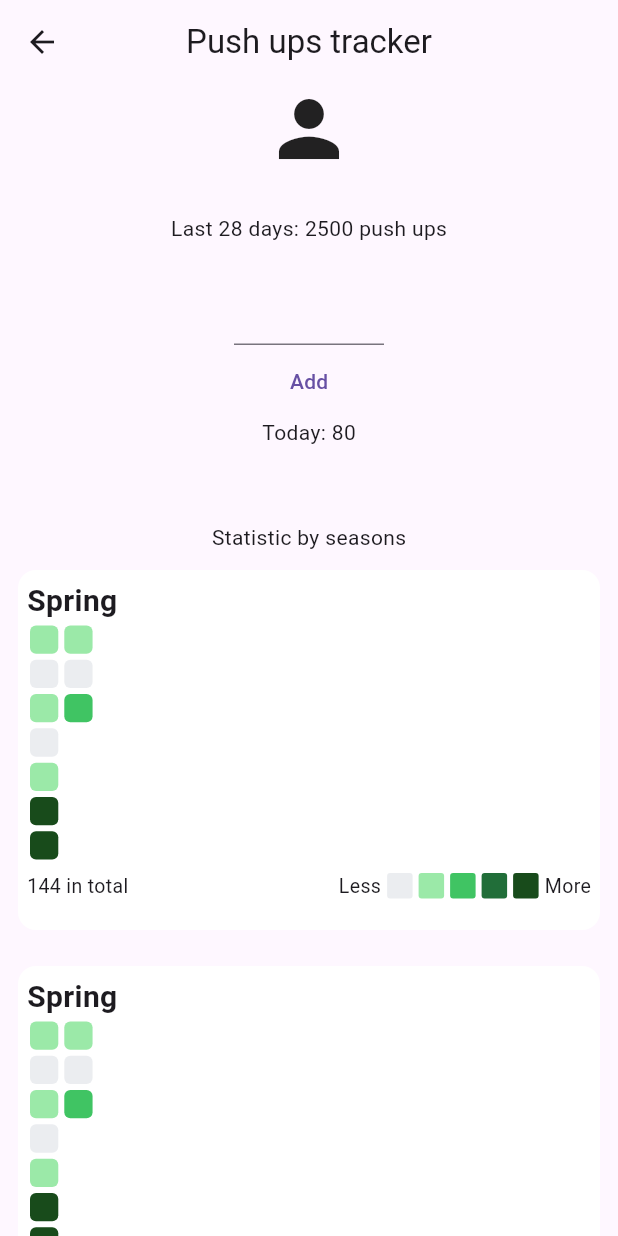
After one commit to Yudnikov-Leonid/PushUpsTracker, a Flutter app: the HomePage screen opened directly, on a phone screen of 412 x 824 dp. The commit adds this screen. Run offline on Flutter 3.47's test engine with Material 3 defaults, Android fonts, the phone set to English and light mode, and no system bars; our stand-ins replace auth_buttons, firebase_auth, firebase_core, flutter_bloc, google_sign_in; accounts and stored records are empty; network calls fail.

Commit message:
ui like github

```diff
--- /dev/null
+++ b/lib/core/colors.dart
@@ -0,0 +1,9 @@
+import 'dart:ui';
+
+class AppColors {
+  static const Color oneLevelColor = Color.fromARGB(255, 235, 237, 240);
+  static const Color twoLevelColor = Color.fromARGB(255, 155, 233, 168);
+  static const Color threeLevelColor = Color.fromARGB(255, 64, 196, 99);
+  static const Color fourLevelColor = Color.fromARGB(255, 33, 110, 57);
+  static const Color fiveLevelColor = Color.fromARGB(255, 24, 75, 27);
+}
--- /dev/null
+++ b/lib/feature/home/presentation/pages/home_page.dart
@@ -0,0 +1,55 @@
+import 'package:firebase_auth/firebase_auth.dart';
+import 'package:flutter/material.dart';
+import 'package:push_ups/feature/home/presentation/widgets/mouth_statistic.dart';
+
+class HomePage extends StatefulWidget {
+  const HomePage({super.key});
+
+  @override
+  State<HomePage> createState() => _HomePageState();
+}
+
+class _HomePageState extends State<HomePage> {
+  @override
+  Widget build(BuildContext context) {
+    return Scaffold(
+      appBar: AppBar(
+        title: const Text('Push ups tracker'),
+        centerTitle: true,
+      ),
+      body: SingleChildScrollView(
+        child: Column(
+          crossAxisAlignment: CrossAxisAlignment.center,
+          children: [
+            const Icon(
+              Icons.person,
+              size: 60,
+            ),
+            Text(
+              FirebaseAuth.instance.currentUser!.displayName ?? 'user',
+              style: const TextStyle(fontSize: 18),
+            ),
+            Text('Last 28 days: 2500 push ups'),
+            const SizedBox(
+              height: 20,
+            ),
+            const SizedBox(
+                width: 100,
+                child: TextField(
+                  keyboardType: TextInputType.number,
+                )),
+            TextButton(onPressed: () {}, child: const Text('Add')),
+            Text('Today: 80'),
+            const SizedBox(
+              height: 50,
+            ),
+            const Text('Statistic by seasons'),
+            MouthStatistic('Spring', [5, 0, 5, 0, 12, 44, 55, 1, 0, 22]),
+            MouthStatistic('Spring', [5, 0, 5, 0, 12, 44, 55, 1, 0, 22]),
+            const SizedBox(height: 20,)
+          ],
+        ),
+      ),
+    );
+  }
+}
--- /dev/null
+++ b/lib/feature/home/presentation/widgets/mouth_statistic.dart
@@ -0,0 +1,106 @@
+import 'dart:math';
+
+import 'package:flutter/material.dart';
+import 'package:push_ups/core/colors.dart';
+
+class MouthStatistic extends StatelessWidget {
+  MouthStatistic(this.title, this.data, {super.key});
+
+  final String title;
+  final List<int> data;
+
+  late int _max;
+
+  @override
+  Widget build(BuildContext context) {
+    _max = data.reduce(max);
+    return Container(
+      height: 240,
+      width: double.infinity,
+      margin: const EdgeInsets.all(12),
+      padding: const EdgeInsets.all(6),
+      decoration: BoxDecoration(
+          color: Colors.white, borderRadius: BorderRadius.circular(12)),
+      child: Column(
+        crossAxisAlignment: CrossAxisAlignment.start,
+        children: [
+          Text(
+            title,
+            style: const TextStyle(fontWeight: FontWeight.bold, fontSize: 20),
+          ),
+          SizedBox(
+            height: 160,
+            width: double.infinity,
+            child: GridView.count(
+              scrollDirection: Axis.horizontal,
+              crossAxisCount: 7,
+              children: data.map((value) => _box(value)).toList(),
+            ),
+          ),
+          const SizedBox(
+            height: 6,
+          ),
+          Row(
+            children: [
+              Text(
+                '${data.fold(0, (a, b) => a + b)} in total',
+                style: const TextStyle(fontSize: 13),
+              ),
+              const Expanded(child: SizedBox()),
+              const Text(
+                'Less',
+                style: TextStyle(fontSize: 13),
+              ),
+              const SizedBox(
+                width: 2,
+              ),
+              _guideBox(AppColors.oneLevelColor),
+              _guideBox(AppColors.twoLevelColor),
+              _guideBox(AppColors.threeLevelColor),
+              _guideBox(AppColors.fourLevelColor),
+              _guideBox(AppColors.fiveLevelColor),
+              const SizedBox(
+                width: 2,
+              ),
+              const Text(
+                'More',
+                style: TextStyle(fontSize: 13),
+              ),
+            ],
+          )
+        ],
+      ),
+    );
+  }
+
+  Widget _guideBox(Color color) {
+    return Container(
+        decoration:
+            BoxDecoration(color: color, borderRadius: BorderRadius.circular(2)),
+        width: 17,
+        height: 17,
+        margin: const EdgeInsets.symmetric(horizontal:  2));
+  }
+
+  Widget _box(int value) {
+    final percent = (value / _max * 100).round();
+    final Color color;
+    if (percent == 0) {
+      color = AppColors.oneLevelColor;
+    } else if (percent < 25) {
+      color = AppColors.twoLevelColor;
+    } else if (percent < 50) {
+      color = AppColors.threeLevelColor;
+    } else if (percent < 75) {
+      color = AppColors.fourLevelColor;
+    } else {
+      color = AppColors.fiveLevelColor;
+    }
+    return Container(
+        decoration:
+            BoxDecoration(color: color, borderRadius: BorderRadius.circular(4)),
+        width: 10,
+        height: 10,
+        margin: const EdgeInsets.all(2));
+  }
+}
--- a/lib/feature/login/pages/login_page.dart
+++ b/lib/feature/login/pages/login_page.dart
@@ -1,6 +1,7 @@
 import 'package:auth_buttons/auth_buttons.dart';
 import 'package:flutter/material.dart';
 import 'package:flutter_bloc/flutter_bloc.dart';
+import 'package:push_ups/feature/home/presentation/pages/home_page.dart';
 import 'package:push_ups/feature/login/bloc/login_bloc.dart';
 import 'package:push_ups/feature/login/bloc/login_event.dart';
 import 'package:push_ups/feature/login/bloc/login_state.dart';
@@ -16,7 +17,7 @@ class LoginPage extends StatelessWidget {
         create: (context) => bloc,
         child: BlocBuilder<LoginBloc, LoginState>(builder: (context, state) {
           if (state is LoginSuccess) {
-            return Text('success');
+            return const HomePage();
           } else if (state is LoginInitial) {
             return Center(child: GoogleAuthButton(
               onPressed: () {
```
